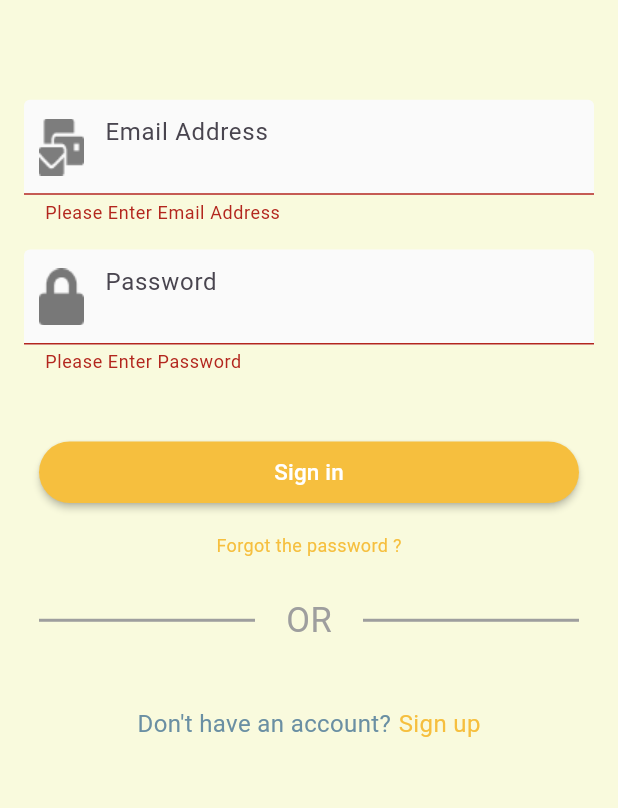
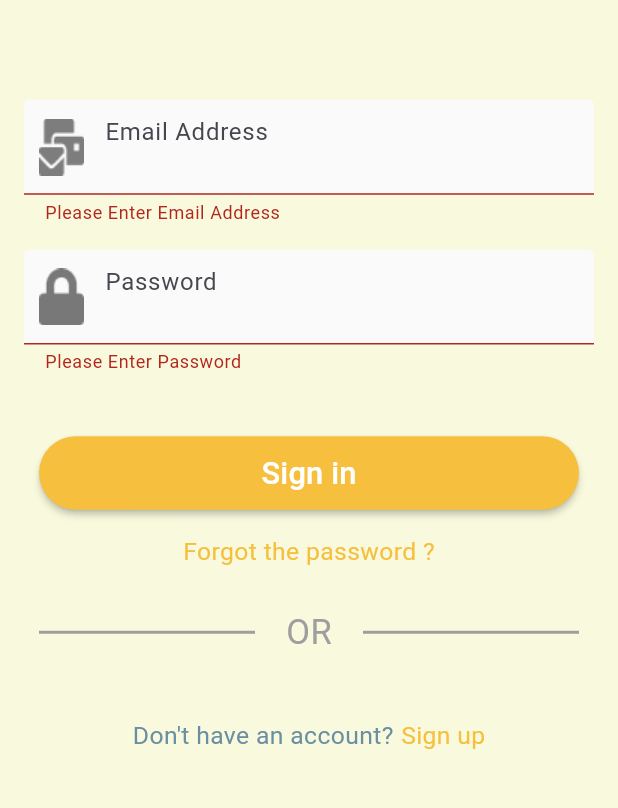
Before and after one commit to Iamparth7069/E-Learning, a Flutter app: the Login screen opened by its route, after a tap on "Sign in", on a phone screen of 412 x 824 dp, the part 272-1080 px from its top. Run offline on Flutter 3.47's test engine with Material 3 defaults, Android fonts, the phone set to English and light mode, and no system bars; our stand-ins replace connectivity_plus, dio, firebase_auth, firebase_core, flutter_svg, get and 4 more; accounts and stored records are empty; Roboto replaces fonts that are missing (ReadexPro).

Commit message:
Goggle Update

```diff
--- a/lib/SharedPrefrance/SharedPrefrance_helper.dart
+++ b/lib/SharedPrefrance/SharedPrefrance_helper.dart
@@ -19,6 +19,8 @@ class SharedPrefHelper {
   static const String token = "token";
   static const String userEmail = "userEmail";
   static const String userPassword = "userPassword";
+  static const String OnboddingVisiting = "onBodding";
+  static const String loginStatus = "loginStatus";
 
 
   /// Save String value
--- a/lib/api/url/api_url.dart
+++ b/lib/api/url/api_url.dart
@@ -1,6 +1,5 @@
 class ApiUrl {
-  static const baseUrl = 'http://10.242.179.102:8080/';
+  static const baseUrl = 'http://10.126.251.102:8080/';
   static const loginApi = '${baseUrl}api/v1/auth/login';
   static const registerApi = '${baseUrl}api/v1/auth/register';
-
 }
--- a/lib/main.dart
+++ b/lib/main.dart
@@ -6,8 +6,11 @@ import 'package:firebase_core/firebase_core.dart';
 import 'Constraint/app_color.dart';
 import 'package:sizer/sizer.dart';
 
+import 'SharedPrefrance/SharedPrefrance_helper.dart';
+
 void main() async{
   WidgetsFlutterBinding.ensureInitialized();
+  await SharedPrefHelper.init();
   await Firebase.initializeApp();
   runApp(const MyApp());
 }
@@ -21,7 +24,7 @@ class MyApp extends StatelessWidget {
       builder: (p0, p1, p2) {
         return GetMaterialApp(
           color: AppColor.whiteColor,
-          debugShowCheckedModeBanner: false,
+          debugShowCheckedModeBanner: true,
           initialRoute: AppPages.initial,
           getPages: AppPages.routes,
         );
--- a/lib/module/Onbodding_Screen/Controller/OnBoddingScreenController.dart
+++ b/lib/module/Onbodding_Screen/Controller/OnBoddingScreenController.dart
@@ -1,6 +1,8 @@
 import 'package:flutter/material.dart';
 import 'package:get/get.dart';
 import 'package:shaktihub/routes/app_pages.dart';
+
+import '../../../SharedPrefrance/SharedPrefrance_helper.dart';
 
 
 
@@ -22,6 +24,9 @@ class Onboddingscreencontroller extends GetxController{
       );
       update();
     } else {
+      String key = SharedPrefHelper.OnboddingVisiting;
+      SharedPrefHelper sharedPrefHelper = SharedPrefHelper();
+      sharedPrefHelper.setBool(key, true);
       // await LocalStorage.setOndogging(bio: true);
        Get.offAllNamed(Routes.LETYOUINSCREEN);
     }
--- a/lib/module/login/controller/login_controller.dart
+++ b/lib/module/login/controller/login_controller.dart
@@ -2,7 +2,9 @@ import 'package:firebase_auth/firebase_auth.dart';
 import 'package:flutter/material.dart';
 import 'package:get/get.dart';
 import 'package:google_sign_in/google_sign_in.dart';
+import 'package:shaktihub/SharedPrefrance/SharedPrefrance_helper.dart';
 import 'package:shaktihub/api/url/api_url.dart';
+import 'package:shaktihub/module/login/Model/UserModel.dart';
 
 
 import '../../../api/listing/api_listing.dart';
@@ -16,8 +18,6 @@ class LoginController extends GetxController {
   final TextEditingController emailController = TextEditingController();
   final TextEditingController passwordController = TextEditingController();
   final FirebaseAuth _auth = FirebaseAuth.instance;
-  Rx<User?> user = Rx<User?>(null);
-  String? get userId => user.value?.uid;
   RxBool isLoading = false.obs;
   final GoogleSignIn googleSignIn = GoogleSignIn();
   final key = GlobalKey<FormState>();
@@ -48,7 +48,7 @@ class LoginController extends GetxController {
         'password': passwordController.text.trim().toString()
       };
 
-      print("Request URL: ${ApiUrl.registerApi}");
+      print("Request URL: ${ApiUrl.loginApi}");
       print("Request Body: $body");
 
       try{
@@ -60,7 +60,15 @@ class LoginController extends GetxController {
         debugPrint("Response: ${response.toString()}");
         if (response['statusCode'] == 200 || response['statusCode'] == 201) {
           // Show success popup
-
+          print("Login Successful: ${response['response']}");
+          Map<String,dynamic> data = response['response'];
+          UserModel userData = UserModel.fromJson(data);
+          SharedPrefHelper sh1 = SharedPrefHelper();
+          String key = SharedPrefHelper.token;
+          sh1.setString(key, userData.token);
+          String login = SharedPrefHelper.loginStatus;
+          sh1.setBool(login, true);
+          Get.offAllNamed(Routes.HomeScreen);
         } else {
           // Show error message
           Get.snackbar("Error", response['response'] ?? "Registration failed",
@@ -68,8 +76,15 @@ class LoginController extends GetxController {
         }
       }catch(e){
 
+          isLoading.value = false;
+          update();
+      }finally{
+        isLoading.value = false;
+        update();
       }
+
     }
+    update();
 
   }
 
--- a/lib/module/login/screen/login.dart
+++ b/lib/module/login/screen/login.dart
@@ -3,9 +3,6 @@ import 'package:get/get.dart';
 import 'package:loading_animation_widget/loading_animation_widget.dart';
 import 'package:shaktihub/Constraint/extension.dart';
 import 'package:sizer/sizer.dart';
-import 'package:lottie/lottie.dart';
-import 'package:material_design_icons_flutter/material_design_icons_flutter.dart';
-import '../../../Constraint/appTextStyle.dart';
 import '../../../Constraint/app_color.dart';
 import '../../../routes/app_pages.dart';
 import '../controller/login_controller.dart';
@@ -86,6 +83,7 @@ class _LoginState extends State<Login> {
                           Padding(
                             padding: const EdgeInsets.symmetric(horizontal: 10),
                             child: customTextFormField(
+                              textEditingController: controller.emailController,
                               prefix: Image.asset("assets/images/email.png"),
                               hintText: "Email Address",
                               validator: (p0) {
@@ -102,6 +100,7 @@ class _LoginState extends State<Login> {
                           Padding(
                             padding: const EdgeInsets.symmetric(horizontal: 10),
                             child: customTextFormField(
+                              textEditingController: controller.passwordController,
                               prefix: Image.asset("assets/images/lock.png"),
                               hintText: "Password",
                               validator: (p0) {
@@ -135,7 +134,7 @@ class _LoginState extends State<Login> {
                                 child: Center(
                                     child: Text(
                                       "Sign in",
-                                      style: TextStyle(color: Colors.white, fontSize: 15),
+                                      style: TextStyle(color: Colors.white, fontSize: 2.5.h),
                                     )),
                               ),
                             ),
@@ -151,7 +150,7 @@ class _LoginState extends State<Login> {
                                 onTap: () {
                                   // Get.toNamed(Routes.REGISTERSCREEN);
                                 },
-                                child: "Forgot the password ?".mediumReadex(fontColor: AppColor.ButtonColor,fontSize: 12)),
+                                child: "Forgot the password ?".mediumReadex(fontColor: AppColor.ButtonColor,fontSize: 2.h)),
                           ),
                           SizedBox(height: 3.h),
                           // Divider below Apple button
@@ -184,7 +183,7 @@ class _LoginState extends State<Login> {
                           Row(
                             mainAxisAlignment: MainAxisAlignment.center,
                             children: [
-                              "Don't have an account?".mediumReadex(fontColor: Color(0xff6A8FA3)),
+                              "Don't have an account?".mediumReadex(fontColor: Color(0xff6A8FA3),fontSize: 2.h),
                               SizedBox(
                                 width: 5,
                               ),
@@ -192,7 +191,7 @@ class _LoginState extends State<Login> {
                                   onTap: () {
                                     Get.toNamed(Routes.REGISTERSCREEN);
                                   },
-                                  child: "Sign up".mediumReadex(fontColor: AppColor.ButtonColor)),
+                                  child: "Sign up".mediumReadex(fontColor: AppColor.ButtonColor,fontSize: 2.h)),
 
                             ],
                           )
```
Also changed, not shown: lib/module/dashboard/controller/deshBoardController.dart (added, +30 -0 lines), lib/module/dashboard/model/NavigationModel.dart (added, +9 -0 lines), lib/module/dashboard/screen/deskBoardScreen.dart (added, +47 -0 lines), lib/module/home/screen/homeScreen.dart (+11 -1 lines), lib/module/splashscreen/controller/SplashScreenController.dart (+20 -1 lines), lib/module/home/controller/homeScreenController.dart (line endings or trailing spaces), lib/module/login/Model/UserModel.dart (renamed from lib/module/home/Model/UserModel.dart).
